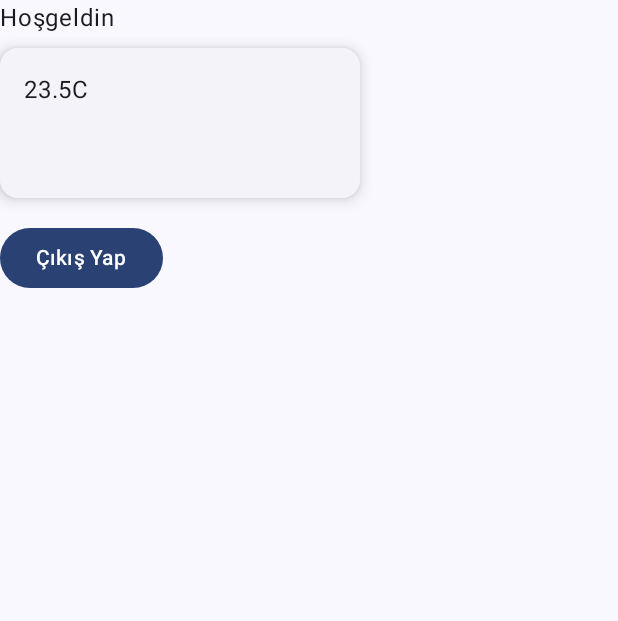
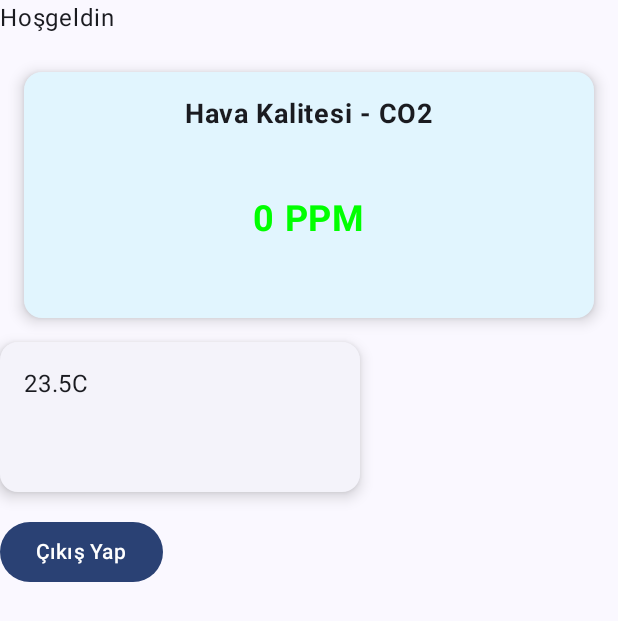
Before and after one commit to emretemirdev/BabySense, an Android app built with Jetpack Compose: the composable HomeScreen called with empty values, on a phone screen of 412 x 824 dp. Shown: the top 621 px of the screen. Run offline under Robolectric (Android 15) with nearby library versions, the phone set to English and light mode, and no system bars; our stand-ins replace Firebase (no records; nobody signed in at launch, a user with empty details on screens opened directly); 1 statement that could not run was skipped.

Commit message:
Mq135 entegre edildi, mobil uygulamadan kontrol edilebiliyor

```diff
--- a/BabyMonitorwithESP32/app/src/main/java/com/emretemir/babymonitorwithesp32/screens/HomeScreen.kt
+++ b/BabyMonitorwithESP32/app/src/main/java/com/emretemir/babymonitorwithesp32/screens/HomeScreen.kt
@@ -1,5 +1,6 @@
 package com.emretemir.babymonitorwithesp32.screens
 
+import android.util.Log
 import androidx.compose.foundation.layout.Column
 import androidx.compose.foundation.layout.Spacer
 import androidx.compose.foundation.layout.height
@@ -12,10 +13,27 @@ import androidx.compose.material3.Text
 import androidx.compose.runtime.Composable
 import androidx.compose.ui.Modifier
 import androidx.compose.ui.text.style.TextAlign
-import androidx.compose.ui.tooling.preview.Preview
 import androidx.compose.ui.unit.dp
 import com.emretemir.babymonitorwithesp32.User
+import androidx.compose.runtime.*
 
+import androidx.compose.foundation.Canvas
+import androidx.compose.foundation.layout.*
+import androidx.compose.foundation.shape.RoundedCornerShape
+import androidx.compose.runtime.DisposableEffect
+import androidx.compose.runtime.mutableStateOf
+import androidx.compose.runtime.remember
+import androidx.compose.ui.Alignment
+import androidx.compose.ui.geometry.Offset
+import androidx.compose.ui.graphics.Color
+import androidx.compose.ui.graphics.StrokeCap
+import androidx.compose.ui.graphics.drawscope.Stroke
+import androidx.compose.ui.text.font.FontWeight
+import androidx.compose.ui.unit.sp
+import com.google.firebase.database.DataSnapshot
+import com.google.firebase.database.DatabaseError
+import com.google.firebase.database.FirebaseDatabase
+import com.google.firebase.database.ValueEventListener
 
 @Composable
 fun HomeScreen(userProfile: User?, onSignOut: () -> Unit) {
@@ -25,6 +43,7 @@ fun HomeScreen(userProfile: User?, onSignOut: () -> Unit) {
         } ?: Text(text = "Hoşgeldin")
 
         Spacer(modifier = Modifier.height(8.dp))
+        AirQualityCard()
 
         // Sıcaklık Kartı
         TemperatureCard(temperature = 25.5f)
@@ -36,7 +55,84 @@ fun HomeScreen(userProfile: User?, onSignOut: () -> Unit) {
     }
 }
 
+@Composable
+fun AirQualityCard() {
+    // State variables to hold air quality data
+    var airQuality by remember { mutableStateOf(0f) }
+    val maxAirQuality = 4096f
+    val minAirQuality = 0f
+    val safeThreshold = 1800f
 
+    // Firebase reference to the CO2 data
+    val databaseReference = FirebaseDatabase.getInstance().getReference("sensorESP32/co2")
+
+    // Fetch data from Firebase
+    DisposableEffect(Unit) {
+        val listener = object : ValueEventListener {
+            override fun onDataChange(dataSnapshot: DataSnapshot) {
+                dataSnapshot.getValue(Float::class.java)?.let {
+                    airQuality = it
+                }
+            }
+
+            override fun onCancelled(databaseError: DatabaseError) {
+                Log.w("AirQualityCard", "loadAirQuality:onCancelled", databaseError.toException())
+            }
+        }
+        databaseReference.addValueEventListener(listener)
+        onDispose {
+            databaseReference.removeEventListener(listener)
+        }
+    }
+
+    ElevatedCard(
+        elevation = CardDefaults.cardElevation(defaultElevation = 6.dp),
+        shape = RoundedCornerShape(12.dp),
+        modifier = Modifier
+            .padding(16.dp)
+            .fillMaxWidth(),
+        colors = CardDefaults.elevatedCardColors(containerColor = Color(0xFFE1F5FE))
+    ) {
+        Column(
+            modifier = Modifier.padding(16.dp),
+            horizontalAlignment = Alignment.CenterHorizontally
+        ) {
+            Text(
+                text = "Hava Kalitesi - CO2",
+                fontSize = 18.sp,
+                fontWeight = FontWeight.Bold
+            )
+            Spacer(modifier = Modifier.height(8.dp))
+
+            // Göstergeyi basitçe simüle ediyoruz.
+            Box(
+                contentAlignment = Alignment.Center,
+                modifier = Modifier
+                    .fillMaxWidth()
+                    .height(100.dp)
+            ) {
+                Canvas(modifier = Modifier.matchParentSize()) {
+                    val sweepAngle = (airQuality - minAirQuality) / (maxAirQuality - minAirQuality) * 180f
+                    drawArc(
+                        color = if (airQuality <= safeThreshold) Color.Green else Color.Red,
+                        startAngle = 180f,
+                        sweepAngle = sweepAngle,
+                        useCenter = false,
+                        size = this.size,
+                        topLeft = Offset(0f, 0f),
+                        style = Stroke(width = 8.dp.toPx(), cap = StrokeCap.Round)
+                    )
+                }
+                Text(
+                    text = "${airQuality.toInt()} PPM",
+                    fontSize = 24.sp,
+                    fontWeight = FontWeight.Bold,
+                    color = if (airQuality <= safeThreshold) Color.Green else Color.Red
+                )
+            }
+        }
+    }
+}
 @Composable
 fun TemperatureCard(temperature: Float) {
     ElevatedCard(
```
Also changed, not shown: 3 other files.
